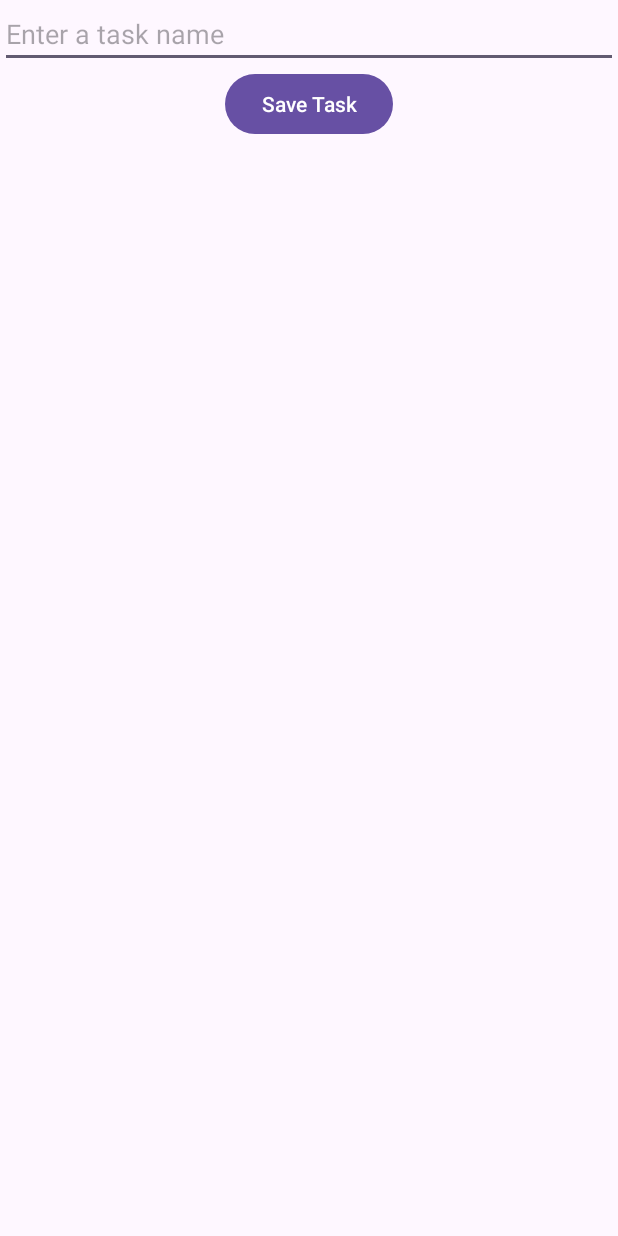
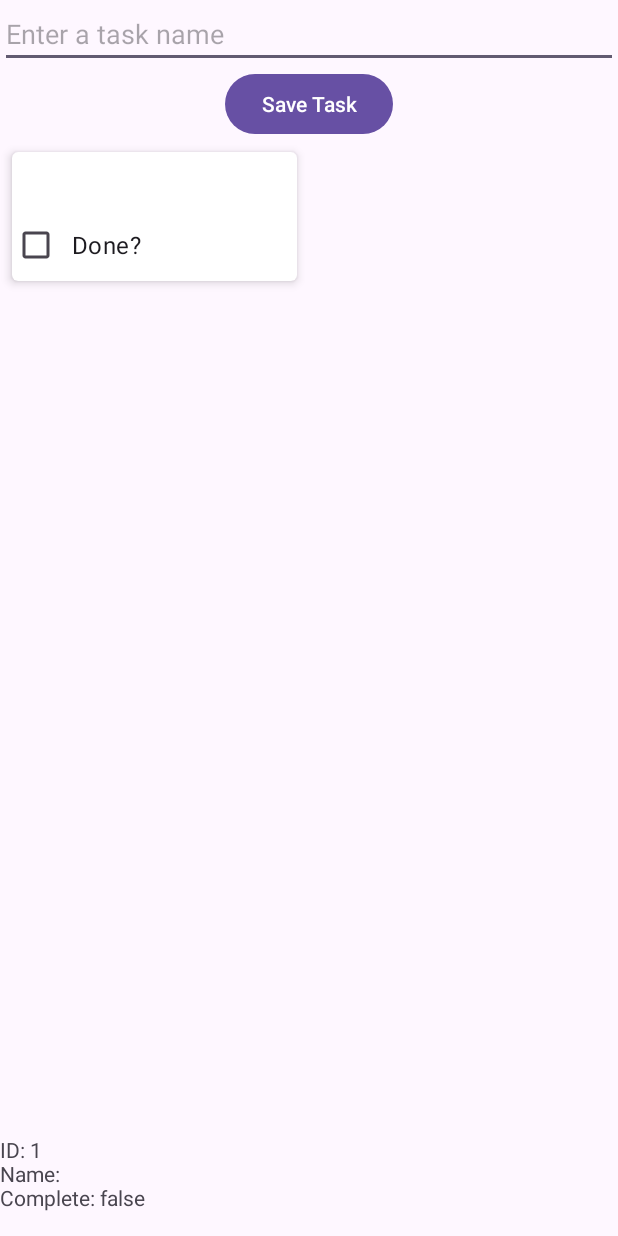
Before and after one commit to SER210-SP21/headfirst-ch16-PaulZ357, an Android app: the fragment TasksFragment shown on its own in the app's theme, after a tap on "Save Task", on a phone screen of 412 x 824 dp. Run offline under Robolectric (Android 15) with nearby library versions, the phone set to English and light mode, and no system bars; our stand-ins replace Room's generated code, data binding.

Commit message:
chapter 16

```diff
--- /dev/null
+++ b/app/src/main/java/edu/quinnipiac/ser210/tasks/TaskDiffItemCallback.kt
@@ -0,0 +1,8 @@
+package edu.quinnipiac.ser210.tasks
+
+import androidx.recyclerview.widget.DiffUtil
+class TaskDiffItemCallback : DiffUtil.ItemCallback<Task>() {
+    override fun areItemsTheSame(oldItem: Task, newItem: Task)
+            = (oldItem.taskId == newItem.taskId)
+    override fun areContentsTheSame(oldItem: Task, newItem: Task) = (oldItem == newItem)
+}
--- /dev/null
+++ b/app/src/main/java/edu/quinnipiac/ser210/tasks/TaskItemAdapter.kt
@@ -0,0 +1,28 @@
+package edu.quinnipiac.ser210.tasks
+import android.view.LayoutInflater
+import android.view.ViewGroup
+import androidx.recyclerview.widget.ListAdapter
+import androidx.recyclerview.widget.RecyclerView
+import edu.quinnipiac.ser210.tasks.databinding.TaskItemBinding
+class TaskItemAdapter
+    : ListAdapter<Task, TaskItemAdapter.TaskItemViewHolder>(TaskDiffItemCallback()) {
+    override fun onCreateViewHolder(parent: ViewGroup, viewType: Int)
+            : TaskItemViewHolder = TaskItemViewHolder.inflateFrom(parent)
+    override fun onBindViewHolder(holder: TaskItemViewHolder, position: Int) {
+        val item = getItem(position)
+        holder.bind(item)
+    }
+    class TaskItemViewHolder(val binding: TaskItemBinding)
+        : RecyclerView.ViewHolder(binding.root) {
+        companion object {
+            fun inflateFrom(parent: ViewGroup): TaskItemViewHolder {
+                val layoutInflater = LayoutInflater.from(parent.context)
+                val binding = TaskItemBinding.inflate(layoutInflater, parent, false)
+                return TaskItemViewHolder(binding)
+            }
+        }
+        fun bind(item: Task) {
+            binding.task = item
+        }
+    }
+}
--- a/app/src/main/java/edu/quinnipiac/ser210/tasks/TasksFragment.kt
+++ b/app/src/main/java/edu/quinnipiac/ser210/tasks/TasksFragment.kt
@@ -5,7 +5,7 @@ import androidx.fragment.app.Fragment
 import android.view.LayoutInflater
 import android.view.View
 import android.view.ViewGroup
-import androidx.lifecycle.ViewModelProvider
+import androidx.lifecycle.Observer
 import edu.quinnipiac.ser210.tasks.databinding.FragmentTasksBinding
 import androidx.lifecycle.ViewModelProvider
 
@@ -24,6 +24,13 @@ class TasksFragment : Fragment() {
             this, viewModelFactory).get(TasksViewModel::class.java)
         binding.viewModel = viewModel
         binding.lifecycleOwner = viewLifecycleOwner
+        val adapter = TaskItemAdapter()
+        binding.tasksList.adapter = adapter
+        viewModel.tasks.observe(viewLifecycleOwner, Observer {
+            it?.let {
+                adapter.submitList(it)
+            }
+        })
         return view
     }
     override fun onDestroyView() {
--- a/app/src/main/java/edu/quinnipiac/ser210/tasks/TasksViewModel.kt
+++ b/app/src/main/java/edu/quinnipiac/ser210/tasks/TasksViewModel.kt
@@ -6,7 +6,7 @@ import androidx.lifecycle.viewModelScope
 import kotlinx.coroutines.launch
 class TasksViewModel(val dao: TaskDao) : ViewModel() {
     var newTaskName = ""
-    private val tasks = dao.getAll()
+    val tasks = dao.getAll()
     // Transformations class is deprecated so a new implementation is needed.
     val tasksString = tasks.map {
             tasks -> formatTasks(tasks)
--- a/app/src/main/res/layout/fragment_tasks.xml
+++ b/app/src/main/res/layout/fragment_tasks.xml
@@ -1,6 +1,7 @@
 <?xml version="1.0" encoding="utf-8"?>
 <layout
     xmlns:android="http://schemas.android.com/apk/res/android"
+    xmlns:app="http://schemas.android.com/apk/res-auto"
     xmlns:tools="http://schemas.android.com/tools"
     tools:context=".TasksFragment">
     <data>
@@ -26,6 +27,14 @@
             android:layout_gravity="center"
             android:text="Save Task"
             android:onClick="@{() -> viewModel.addTask()}" />
+        <androidx.recyclerview.widget.RecyclerView
+            android:id="@+id/tasks_list"
+            android:layout_width="match_parent"
+            android:layout_height="0dp"
+            android:layout_weight="1"
+            android:gravity="top"
+            app:layoutManager="androidx.recyclerview.widget.GridLayoutManager"
+            app:spanCount="2" />
         <TextView
             android:id="@+id/tasks"
             android:layout_width="match_parent"
--- /dev/null
+++ b/app/src/main/res/layout/task_item.xml
@@ -0,0 +1,38 @@
+<?xml version="1.0" encoding="utf-8"?>
+<layout
+    xmlns:android="http://schemas.android.com/apk/res/android"
+    xmlns:app="http://schemas.android.com/apk/res-auto">
+    <data>
+        <variable
+            name="task"
+            type="edu.quinnipiac.ser210.tasks.Task" />
+    </data>
+    <androidx.cardview.widget.CardView
+        android:layout_width="match_parent"
+        android:layout_height="wrap_content"
+        android:layout_margin="8dp"
+        app:cardElevation="4dp"
+        app:cardCornerRadius="4dp" >
+        <LinearLayout
+            android:layout_width="match_parent"
+            android:layout_height="wrap_content"
+            android:orientation="vertical" >
+            <TextView
+                android:id="@+id/task_name"
+                android:layout_width="match_parent"
+                android:layout_height="wrap_content"
+                android:textSize="16sp"
+                android:padding="8dp"
+                android:text="@{task.taskName}" />
+            <CheckBox
+                android:id="@+id/task_done"
+                android:layout_width="match_parent"
+                android:layout_height="wrap_content"
+                android:textSize="16sp"
+                android:padding="8dp"
+                android:clickable="false"
+                android:text="Done?"
+                android:checked="@{task.taskDone}" />
+        </LinearLayout>
+    </androidx.cardview.widget.CardView>
+</layout>
--- a/gradle/libs.versions.toml
+++ b/gradle/libs.versions.toml
@@ -1,13 +1,13 @@
 [versions]
 agp = "8.3.1"
 kotlin = "1.9.0"
-coreKtx = "1.12.0"
+coreKtx = "1.13.1"
 junit = "4.13.2"
 junitVersion = "1.1.5"
 espressoCore = "3.5.1"
 appcompat = "1.6.1"
-material = "1.11.0"
-activity = "1.8.0"
+material = "1.12.0"
+activity = "1.9.0"
 constraintlayout = "2.1.4"
 
 [libraries]
```
Also changed, not shown: app/build.gradle.kts (+6 -5 lines), app/src/main/java/edu/quinnipiac/ser210/tasks/Task.kt (deleted, +0 -7 lines), app/src/main/java/edu/quinnipiac/ser210/tasks/TaskItemViewHolder.kt (added, +19 -0 lines).
